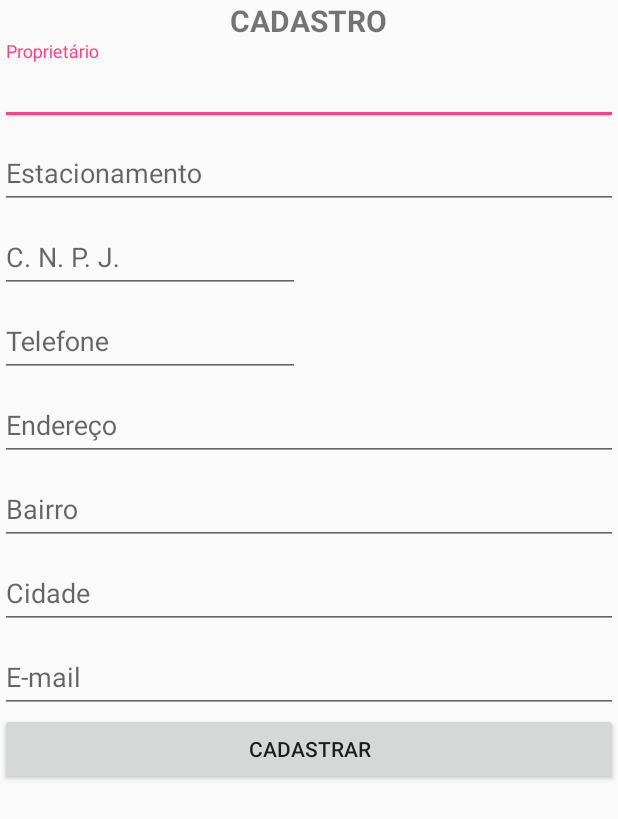
After one commit to JwandersonOS/AcheiVagaMap, an Android app: the layout cadastrar_Estacionamento_activity.xml on its own in the app's theme, with its tools: preview values and no code run, on a phone screen of 412 x 824 dp. The commit adds this screen. Shown: the top 819 px of the screen. Run offline under Robolectric (Android 15) with nearby library versions, the phone set to English and light mode, and no system bars.

Commit message:
Activitys e classes de Login, cadastro de Usuário e cadastro de Estacionamento

```diff
--- a/app/src/main/AndroidManifest.xml
+++ b/app/src/main/AndroidManifest.xml
@@ -42,6 +42,10 @@
         <activity
             android:name=".Fragments.MapsFragment"
             android:label="@string/title_activity_maps"></activity>
+        <activity android:name=".Fragments.LoginFragment" android:parentActivityName=".Activitys.ActivityPrincipal"></activity>
+        <activity android:name=".Activitys.ActivityAdmin" android:parentActivityName=".Fragments.LoginFragment"/>
     </application>
 
+
+
 </manifest>
--- a/app/src/main/java/com/example/wanderson/acheivagamap/Activitys/ActivityPrincipal.java
+++ b/app/src/main/java/com/example/wanderson/acheivagamap/Activitys/ActivityPrincipal.java
@@ -12,6 +12,7 @@ import android.support.v7.widget.Toolbar;
 import android.view.Menu;
 import android.view.MenuItem;
 
+import com.example.wanderson.acheivagamap.Fragments.LoginFragment;
 import com.example.wanderson.acheivagamap.Fragments.MapsFragment;
 import com.example.wanderson.acheivagamap.R;
 
@@ -41,6 +42,7 @@ public class ActivityPrincipal extends AppCompatActivity
         FragmentTransaction transaction = fragmentManager.beginTransaction();
 
         transaction.add(R.id.container, new MapsFragment(), "MapsFragment");
+
         transaction.commitAllowingStateLoss();
     }
 
--- /dev/null
+++ b/app/src/main/res/layout/cadastrar_Estacionamento_activity.xml
@@ -0,0 +1,151 @@
+<?xml version="1.0" encoding="utf-8"?>
+<LinearLayout xmlns:android="http://schemas.android.com/apk/res/android"
+    xmlns:app="http://schemas.android.com/apk/res-auto"
+    xmlns:tools="http://schemas.android.com/tools"
+    android:layout_width="match_parent"
+    android:layout_height="match_parent"
+    android:orientation="vertical"
+    tools:context="com.example.wanderson.acheivagamap.Activitys.ActivityCadastrarEstacionamento">
+
+    <TextView
+        android:layout_width="wrap_content"
+        android:layout_height="wrap_content"
+        android:layout_gravity="center"
+        android:text="CADASTRO"
+        android:textSize="20dp"
+        android:textStyle="bold" />
+
+    <ScrollView
+        android:layout_width="match_parent"
+        android:layout_height="match_parent">
+
+        <LinearLayout
+            android:layout_width="match_parent"
+            android:layout_height="match_parent"
+            android:orientation="vertical">
+
+            <android.support.design.widget.TextInputLayout
+                android:id="@+id/input_layout_propriet"
+                android:layout_width="match_parent"
+                android:layout_height="wrap_content">
+
+                <EditText
+                    android:id="@+id/edtPropriet"
+                    android:layout_width="match_parent"
+                    android:layout_height="wrap_content"
+                    android:hint="Proprietário"
+                    android:inputType="text" />
+
+            </android.support.design.widget.TextInputLayout>
+
+            <android.support.design.widget.TextInputLayout
+                android:id="@+id/input_layout_estac"
+                android:layout_width="match_parent"
+                android:layout_height="wrap_content">
+
+                <EditText
+                    android:id="@+id/edtEstac"
+                    android:layout_width="match_parent"
+                    android:layout_height="wrap_content"
+                    android:hint="Estacionamento"
+                    android:inputType="text" />
+
+            </android.support.design.widget.TextInputLayout>
+
+            <android.support.design.widget.TextInputLayout
+                android:id="@+id/input_layout_cnpj"
+                android:layout_width="match_parent"
+                android:layout_height="wrap_content">
+
+                <EditText
+                    android:id="@+id/edtCNPJ"
+                    android:layout_width="200dp"
+                    android:layout_height="wrap_content"
+                    android:hint="C. N. P. J."
+                    android:inputType="number" />
+
+            </android.support.design.widget.TextInputLayout>
+
+            <android.support.design.widget.TextInputLayout
+                android:id="@+id/input_layout_telefone"
+                android:layout_width="match_parent"
+                android:layout_height="wrap_content">
+
+                <EditText
+                    android:id="@+id/edtTelefone"
+                    android:layout_width="200dp"
+                    android:layout_height="wrap_content"
+                    android:hint="Telefone"
+                    android:inputType="textPhonetic" />
+
+            </android.support.design.widget.TextInputLayout>
+
+
+            <android.support.design.widget.TextInputLayout
+                android:id="@+id/input_layout_end"
+                android:layout_width="match_parent"
+                android:layout_height="wrap_content">
+
+
+                <EditText
+                    android:id="@+id/edtEndereco"
+                    android:layout_width="match_parent"
+                    android:layout_height="wrap_content"
+                    android:hint="Endereço" />
+
+            </android.support.design.widget.TextInputLayout>
+
+            <android.support.design.widget.TextInputLayout
+                android:id="@+id/input_layout_bairro"
+                android:layout_width="match_parent"
+                android:layout_height="wrap_content">
+
+                <EditText
+                    android:id="@+id/edtBairro"
+                    android:layout_width="match_parent"
+                    android:layout_height="wrap_content"
+                    android:hint="Bairro" />
+
+            </android.support.design.widget.TextInputLayout>
+
+
+            <android.support.design.widget.TextInputLayout
+                android:id="@+id/input_layout_cidade"
+                android:layout_width="match_parent"
+                android:layout_height="wrap_content">
+
+                <EditText
+                    android:id="@+id/edtCidade"
+                    android:layout_width="match_parent"
+                    android:layout_height="wrap_content"
+                    android:hint="Cidade" />
+
+            </android.support.design.widget.TextInputLayout>
+
+            <android.support.design.widget.TextInputLayout
+                android:id="@+id/input_layout_email"
+                android:layout_width="match_parent"
+                android:layout_height="wrap_content">
+
+                <EditText
+                    android:id="@+id/edtEmail"
+                    android:layout_width="match_parent"
+                    android:layout_height="wrap_content"
+                    android:hint="E-mail"
+                    android:inputType="textWebEmailAddress" />
+
+            </android.support.design.widget.TextInputLayout>
+
+            <Button
+                android:id="@+id/btnSalvar"
+                android:layout_width="match_parent"
+                android:layout_height="wrap_content"
+                android:layout_gravity="center_horizontal"
+                android:text="Cadastrar" />
+
+        </LinearLayout>
+
+    </ScrollView>
+
+
+</LinearLayout>
--- a/app/src/main/res/layout/nav_header_activity_principal.xml
+++ b/app/src/main/res/layout/nav_header_activity_principal.xml
@@ -10,11 +10,7 @@
     android:paddingTop="@dimen/activity_vertical_margin"
     android:id="@+id/telaLogin">
 
-    <ImageView
-        android:id="@+id/imageView"
-        android:layout_width="wrap_content"
-        android:layout_height="109dp"
-        android:src="@mipmap/logoCortado" />
+
 
     <TextView
         android:id="@+id/textViewLogo"
--- a/app/src/main/res/values/strings.xml
+++ b/app/src/main/res/values/strings.xml
@@ -1,5 +1,5 @@
 <resources>
-    <string name="app_name">AcheiVagaMap</string>
+    <string name="app_name">AcheiVaga</string>
 
     <string name="navigation_drawer_open">Open navigation drawer</string>
     <string name="navigation_drawer_close">Close navigation drawer</string>
```
Also changed, not shown: app/src/main/java/com/example/wanderson/acheivagamap/Activitys/ActivityAdmin.java (added, +10 -0 lines), app/src/main/java/com/example/wanderson/acheivagamap/Activitys/ActivityCadastrarEstacionamento.java (added, +68 -0 lines), app/src/main/java/com/example/wanderson/acheivagamap/Activitys/ActivityCadastrarUsuario.java (added, +85 -0 lines), app/src/main/java/com/example/wanderson/acheivagamap/Activitys/Usuario.java (added, +27 -0 lines), app/src/main/java/com/example/wanderson/acheivagamap/Fragments/LoginFragment.java (added, +123 -0 lines), app/src/main/res/layout/cadastrar_usuario_activity.xml (added, +76 -0 lines), app/src/main/ic_launcher-web.png (deleted), app/src/main/res/mipmap-mdpi/logoCortado.png (deleted).
